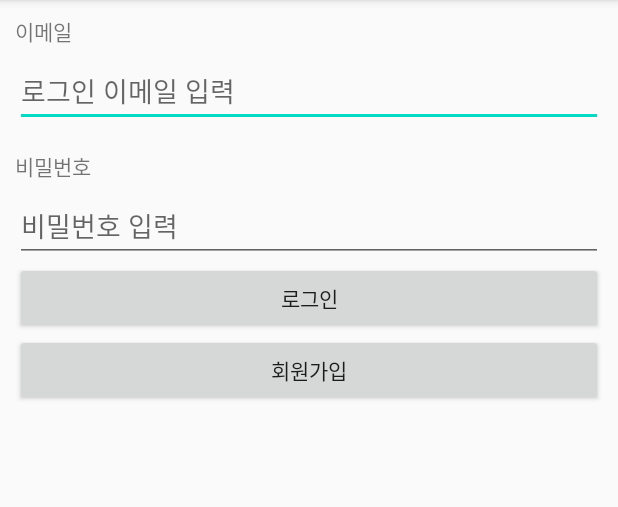
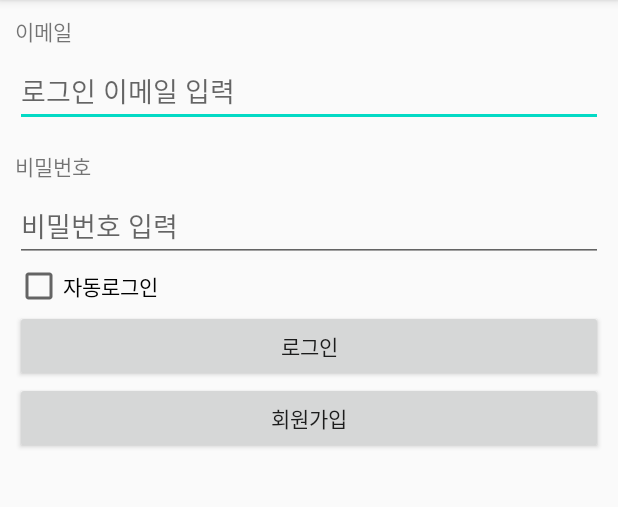
Before and after one commit to yhwba/Colosseum_20200603_myProject, an Android app: the screen it shows after launch (LoginActivity), on a phone screen of 412 x 824 dp, the part 84-591 px from its top. Run offline under Robolectric (Android 15) with nearby library versions, the light colour scheme and no system bars.

Commit message:
자동로그인 기능을 추가

```diff
--- a/app/src/main/java/kr/co/tjoeun/colosseum_kotlin/LoginActivity.kt
+++ b/app/src/main/java/kr/co/tjoeun/colosseum_kotlin/LoginActivity.kt
@@ -18,6 +18,12 @@ class LoginActivity : BaseActivity() {
     }
 
     override fun setupEvents() {
+
+        autoLoginCheckBox.setOnCheckedChangeListener { buttonView, isChecked ->
+            ContextUtil.setAutoLogin(mContext, isChecked)
+        }
+
+
 
         loginBtn.setOnClickListener {
             val email = emailEdt.text.toString()
--- a/app/src/main/java/kr/co/tjoeun/colosseum_kotlin/SplashActivity.kt
+++ b/app/src/main/java/kr/co/tjoeun/colosseum_kotlin/SplashActivity.kt
@@ -4,6 +4,7 @@ import android.content.Intent
 import android.os.Bundle
 import android.os.Handler
 import kotlinx.android.synthetic.main.activity_splash.*
+import kr.co.tjoeun.colosseum_kotlin.utils.ContextUtil
 
 class SplashActivity : BaseActivity() {
 
@@ -23,9 +24,14 @@ class SplashActivity : BaseActivity() {
 
         Handler().postDelayed({
 
-            val myIntent = Intent(mContext, LoginActivity::class.java)
-            startActivity(myIntent)
-
+            if(ContextUtil.isAutoLogin(mContext) && ContextUtil.getLoginUserToken(mContext) !=""){
+                val myIntent = Intent(mContext, MainActivity::class.java)
+                startActivity(myIntent)
+            }
+            else{
+                val myIntent = Intent(mContext, LoginActivity::class.java)
+                startActivity(myIntent)
+            }
             finish()
 
         }, 2000)
--- a/app/src/main/java/kr/co/tjoeun/colosseum_kotlin/ViewTopicActivity.java
+++ b/app/src/main/java/kr/co/tjoeun/colosseum_kotlin/ViewTopicActivity.java
@@ -51,7 +51,7 @@ public class ViewTopicActivity extends BaseActivity {
 
                 try {
                     JSONObject data = json.getJSONObject("data");
-                    JSONObject topic = json.getJSONObject("topic");
+                    JSONObject topic = data.getJSONObject("topic");
 
                     mTopic = Topic.getTopicFromJson(topic);
 
--- a/app/src/main/res/layout/activity_login.xml
+++ b/app/src/main/res/layout/activity_login.xml
@@ -36,7 +36,11 @@
         android:layout_marginTop="5dp"
         android:inputType="textPassword" />
 
-
+    <CheckBox
+        android:id="@+id/autoLoginCheckBox"
+        android:layout_width="wrap_content"
+        android:layout_height="wrap_content"
+        android:text="자동로그인"/>
     <Button
         android:id="@+id/loginBtn"
         android:layout_width="match_parent"
--- a/app/src/main/res/layout/activity_view_topic.xml
+++ b/app/src/main/res/layout/activity_view_topic.xml
@@ -15,6 +15,7 @@
 
             <ImageView
                 android:id="@+id/topicImg"
+                android:scaleType="centerCrop"
                 android:layout_width="match_parent"
                 android:layout_height="match_parent" />
 
```
